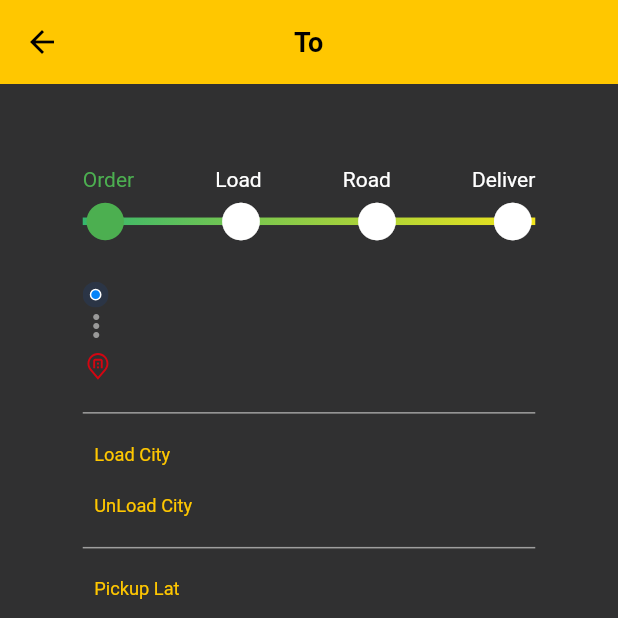
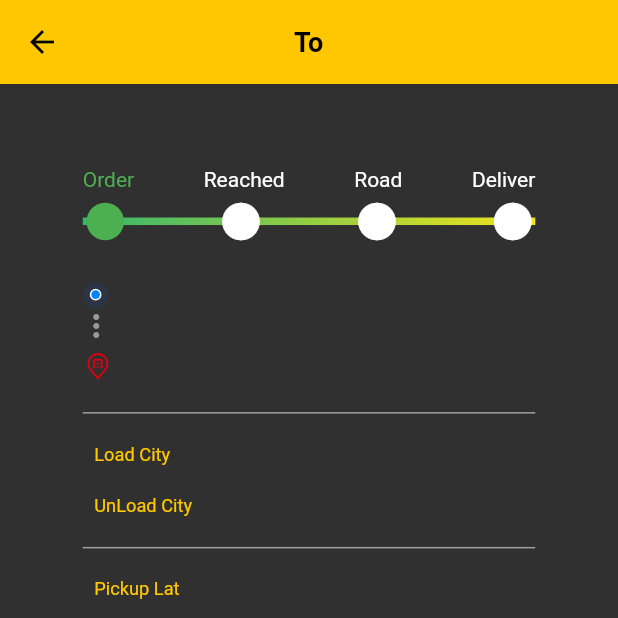
Before and after one commit to HamzaMuazzam/truck_user_app_new, a Flutter app: the OrderDetailById screen opened directly with empty values, on a phone screen of 412 x 824 dp, the top half of it. Run offline on Flutter 3.47's test engine with Material 2 defaults, Android fonts, the phone set to English and light mode, and no system bars; our stand-ins replace cached_network_image, firebase_auth, firebase_core, firebase_messaging, flutter_local_notifications, flutter_rating_bar and 15 more; missing offline and left inert: firebase_phone_auth_handler, flutter_animated_dialog, flutter_polyline_points, map_location_picker, place_picker; accounts and stored records are empty; statements that could not run were skipped; project files that could hold a hidden picture were left out.

```diff
--- a/lib/main.dart
+++ b/lib/main.dart
@@ -75,6 +75,7 @@ class MyApp extends StatelessWidget {
         debugShowCheckedModeBanner: false,
         navigatorKey: navigatorKey,
         theme: ThemeData.dark(),
+        // home: VehicleChooseScreenWeb(),
         home: AuthWidget(),
       ),
 
--- a/lib/providers/Truck _provider/fair_provider.dart
+++ b/lib/providers/Truck _provider/fair_provider.dart
@@ -166,7 +166,7 @@ class FairTruckProvider extends ChangeNotifier {
         var hours = split[0];
         var mints = split[3];
         return "$hours:$mints";
-      } else if (!time.contains("hours") && time.contains("mints")) {
+      } else if (!time.contains("hours") && time.contains("mins")) {
         var split = time.split(" ");
         var mints = split[0];
         return "00:$mints";
@@ -175,7 +175,7 @@ class FairTruckProvider extends ChangeNotifier {
       return "55:00";
     }
 
-    return "55:00";
+    return "45:00";
   }
   List<GetAllCitiesResponse>? getAllCitiesResponse = [];
 
--- a/lib/providers/auth_provider.dart
+++ b/lib/providers/auth_provider.dart
@@ -293,12 +293,13 @@ class AuthProvider extends ChangeNotifier {
       AppConst.errorSnackBar("password doesn't match..");
       return false;
     }
-    if (!password2Controller.text.isValidPassword()) {
+
+    if (!passwordController.text.isValidPassword()) {
       AppConst.errorSnackBar(
           "Password must contain at least 1 special character, 1 numeric value, 1 upper case and 1 lower case.");
       return false;
     }
-    if (password2Controller.text.length < 8) {
+    if (passwordController.text.length < 8) {
       AppConst.errorSnackBar("Password should not be less than 8 digits.");
       return false;
     }
--- a/lib/screens/TruckBooking/OrderLocationPickScreenWeb.dart
+++ b/lib/screens/TruckBooking/OrderLocationPickScreenWeb.dart
@@ -304,7 +304,7 @@ Widget stepper(int index) {
               style: TextStyle(
                   color: index == 0 || index > 0 ? Colors.green : Colors.white),
             ),
-            Text("Load",
+            Text("Reached",
                 style: TextStyle(
                     color:
                         index == 1 || index > 1 ? Colors.green : Colors.white)),
--- a/lib/screens/TruckBooking/getOrderDetailsById.dart
+++ b/lib/screens/TruckBooking/getOrderDetailsById.dart
@@ -1007,16 +1007,31 @@ class _OrderDetailByIdState extends State<OrderDetailById> {
     int index=0;
 
     if(order!=null){
-      if(order.isAccepted==false && order.isDelievered==false && order.isLoaded==false){
-        index=0;
-      } else if(order.isAccepted==true && order.isDelievered==false && order.isLoaded==false){
-        index=1;
-      }
-      else if(order.isAccepted==true && order.isDelievered==false && order.isLoaded==true && order.isInProcess==true){
-        index=2;
-      }else if(order.isAccepted==true && order.isDelievered==true && order.isInProcess==false){
+      if(order.isDelievered==true){
         index=3;
       }
+      else if(order.isLoaded==true){
+        index=2;
+      }
+      else if (order.inProgress==true){
+        index=1;
+      }  else if (order.isAccepted==true){
+        index=0;
+      }
+
+
+      // if(order.isAccepted==false && order.isDelievered==false && order.isLoaded==false){
+      //   index=0;
+      // }
+      // else if(order.isAccepted==true && order.isLoaded==true && order.isDelievered==false && order.isLoaded==false){
+      //   index=1;
+      // }
+      // else if(order.isAccepted==true && order.isDelievered==false && order.isLoaded==true && order.isInProcess==true){
+      //   index=2;
+      // }
+      // else if(order.isAccepted==true && order.isDelievered==true && order.isInProcess==false){
+      //   index=3;
+      // }
     }
 
     return Column(
@@ -1031,7 +1046,7 @@ class _OrderDetailByIdState extends State<OrderDetailById> {
                 style: TextStyle(
                     color: index == 0 || index > 0 ? Colors.green : Colors.white),
               ),
-              Text("Load",
+              Text("Reached",
                   style: TextStyle(
                       color:
                       index == 1 || index > 1 ? Colors.green : Colors.white)),
--- a/lib/screens/TruckBooking/start_booking.dart
+++ b/lib/screens/TruckBooking/start_booking.dart
@@ -159,11 +159,10 @@ class _StartBookingState extends State<StartBooking> {
                   ),
 
                   if (appProvider.stage == BookingStage.Destination)
+
                     DestinationScreen(),
                   if (appProvider.stage == BookingStage.Vehicle)
                     ChooseCar(),
-                  // if (appProvider.stage == BookingStage.City)
-                  //   ChooseCities(),
                   if (appProvider.stage == BookingStage.SearchingVehicle)
                     SearchingWidget(),
 
--- a/lib/services/apiServices/api_services.dart
+++ b/lib/services/apiServices/api_services.dart
@@ -37,8 +37,8 @@ class ApiServices {
     } else {
       String result = await response.stream.bytesToString();
       dynamic parsed = jsonDecode(result);
-      await AppConst.errorSnackBar(
-          "${response.statusCode} ${parsed["message"]}");
+      // await AppConst.errorSnackBar("${response.statusCode} ${parsed["message"]}");
+      await AppConst.errorSnackBar("Something went wrong.");
 
       logger.e(parsed);
 
```
Also changed, not shown: lib/screens/TruckBooking/VehicleChooseScreenWeb.dart (+34 -25 lines), 1 other file.
